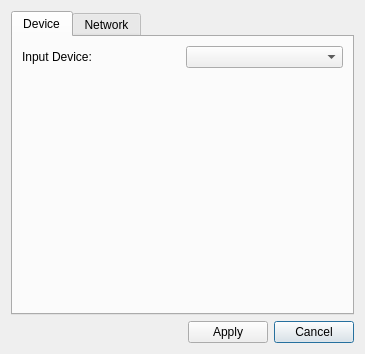
Before: the Qt Designer form Speaker/settings.ui in Ernyoke/Allamvizsga, drawn with Qt 5.
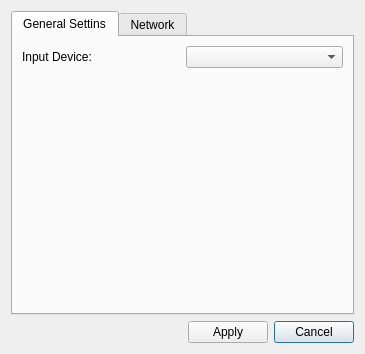
After: the same form once the commit is applied.

```diff
--- a/Speaker/settings.ui
+++ b/Speaker/settings.ui
@@ -48,7 +48,7 @@
      </property>
      <widget class="QWidget" name="tab">
       <attribute name="title">
-       <string>Device</string>
+       <string>General Settins</string>
       </attribute>
       <layout class="QGridLayout" name="gridLayout_3">
        <item row="0" column="1">
```
Left out of the diff: 2 changed lines with no effect on the pictures.
